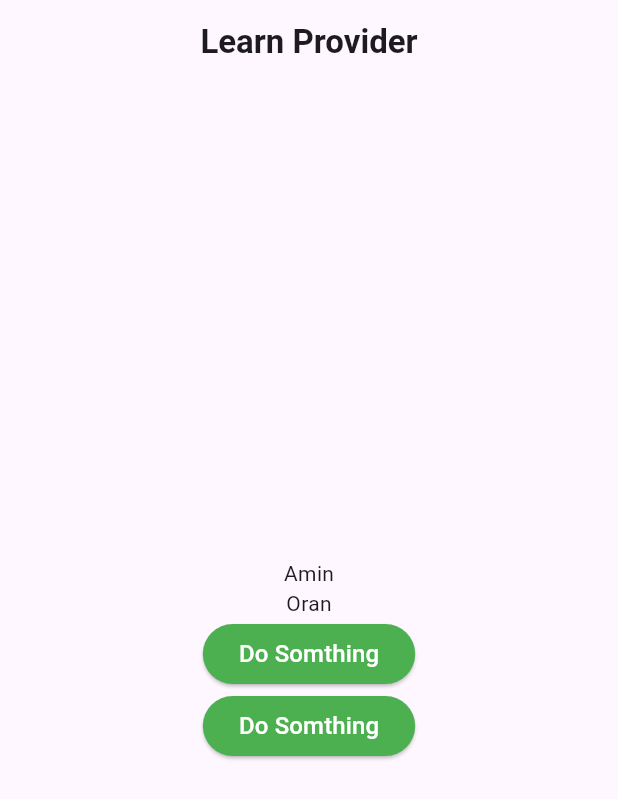
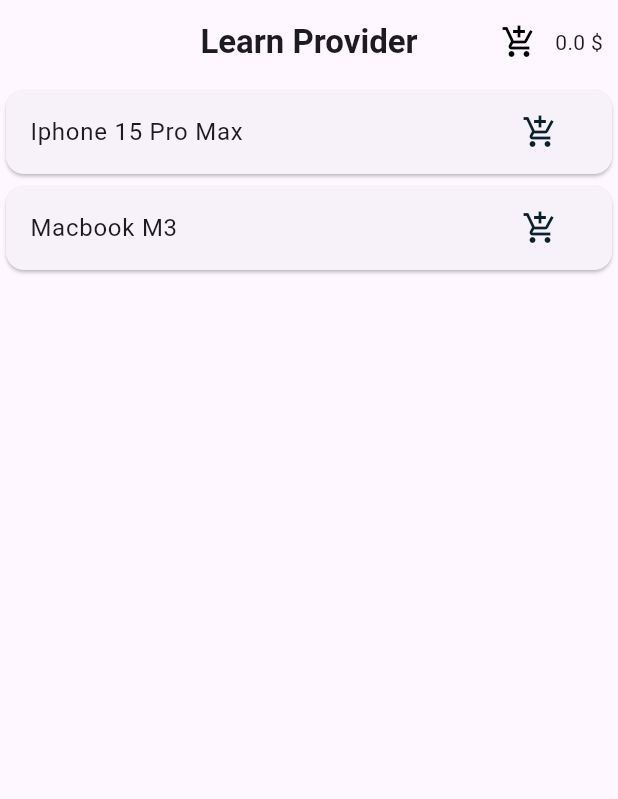
Before and after one commit to medrami-dev/learn_provider, a Flutter app: the screen it shows after launch, on a phone screen of 412 x 824 dp. Shown: the top 799 px of the screen. Run offline on Flutter 3.47's test engine with Material 3 defaults, Android fonts, the phone set to English and light mode, and no system bars.

Commit message:
cart and checkOut Example

```diff
--- /dev/null
+++ b/lib/View/home.dart
@@ -0,0 +1,67 @@
+import 'package:flutter/material.dart';
+import 'package:learn_provider/models/cart.dart';
+import 'package:provider/provider.dart';
+
+import '../models/item.dart';
+
+class HomePage extends StatelessWidget {
+  HomePage({super.key});
+  List<Item> items = [
+    Item(name: 'Iphone 15 Pro Max', price: 1500),
+    Item(name: 'Macbook M3 ', price: 2500),
+  ];
+  @override
+  Widget build(BuildContext context) {
+    return Scaffold(
+        appBar: AppBar(
+          actions: [
+            Padding(
+              padding: const EdgeInsets.only(right: 10),
+              child: Row(
+                children: [
+                  IconButton(
+                      onPressed: () {
+                        Navigator.pushNamed(context, '/checkout');
+                      },
+                      icon: const Icon(
+                        Icons.add_shopping_cart_outlined,
+                        color: Colors.black,
+                      )),
+                  Consumer<Cart>(
+                    builder: (context, cart, child) {
+                      return Text('${cart.totalPrice} \$');
+                    },
+                  ),
+                ],
+              ),
+            ),
+          ],
+          centerTitle: true,
+          title: const Text(
+            "Learn Provider",
+            style: TextStyle(fontWeight: FontWeight.bold),
+          ),
+        ),
+        body: ListView.builder(
+            itemCount: items.length,
+            itemBuilder: (context, index) {
+              return Card(
+                child: Consumer<Cart>(
+                  builder: (context, cart, child) {
+                    return ListTile(
+                      title: Text(items[index].name),
+                      trailing: IconButton(
+                          onPressed: () {
+                            cart.add(items[index]);
+                          },
+                          icon: const Icon(
+                            Icons.add_shopping_cart_outlined,
+                            color: Color.fromARGB(255, 8, 33, 45),
+                          )),
+                    );
+                  },
+                ),
+              );
+            }));
+  }
+}
--- a/lib/View/home_page.dart
+++ /dev/null
@@ -1,90 +0,0 @@
-import 'package:flutter/material.dart';
-import 'package:provider/provider.dart';
-
-class HomePage extends StatelessWidget {
-  const HomePage({super.key});
-
-  @override
-  Widget build(BuildContext context) {
-    return Scaffold(
-        appBar: AppBar(
-          centerTitle: true,
-          title: const Text(
-            "Learn Provider",
-            style: TextStyle(fontWeight: FontWeight.bold),
-          ),
-        ),
-        body: Container(
-          alignment: Alignment.center,
-          child: Column(
-              mainAxisAlignment: MainAxisAlignment.center,
-              crossAxisAlignment: CrossAxisAlignment.center,
-              children: [
-                Selector<Model, String>(
-                    selector: (context, p1) => p1.getshowTwo,
-                    builder: (context, model, child) {
-                      return Text(model);
-                    }),
-                Consumer<ProveOne>(builder: (context, model, child) {
-                  return Text(model.state);
-                }),
-                Consumer<Model>(builder: (context, value, child) {
-                  return ElevatedButton(
-                      onPressed: () {
-                        value.doSomthingTwo();
-                      },
-                      style: const ButtonStyle(
-                          backgroundColor:
-                              MaterialStatePropertyAll(Colors.green)),
-                      child: const Text(
-                        "Do Somthing",
-                        style: TextStyle(color: Colors.white, fontSize: 16),
-                      ));
-                }),
-                Consumer<ProveOne>(builder: (context, value, child) {
-                  return ElevatedButton(
-                      onPressed: () {
-                        value.doSomthingOne();
-                      },
-                      style: const ButtonStyle(
-                          backgroundColor:
-                              MaterialStatePropertyAll(Colors.green)),
-                      child: const Text(
-                        "Do Somthing",
-                        style: TextStyle(color: Colors.white, fontSize: 16),
-                      ));
-                }),
-              ]),
-        ));
-  }
-}
-
-// * This is Model Class
-class Model extends ChangeNotifier {
-  var name1 = 0;
-  var name2 = "Amin";
-
-  get getshowOne => name1;
-  get getshowTwo => name2;
-
-  doSomthingOne() {
-    name1++;
-    notifyListeners();
-  }
-
-  doSomthingTwo() {
-    name2 = "Mohamed 🤍";
-    notifyListeners();
-  }
-}
-
-class ProveOne extends ChangeNotifier {
-  var state = "Oran";
-
-  get getshowOne => state;
-
-  doSomthingOne() {
-    state = "Alger";
-    notifyListeners();
-  }
-}
--- a/lib/main.dart
+++ b/lib/main.dart
@@ -1,5 +1,7 @@
 import 'package:flutter/material.dart';
-import 'package:learn_provider/View/home_page.dart';
+import 'package:learn_provider/View/checkout.dart';
+import 'package:learn_provider/View/home.dart';
+import 'package:learn_provider/models/cart.dart';
 import 'package:provider/provider.dart';
 
 void main() {
@@ -13,15 +15,18 @@ class MainApp extends StatelessWidget {
   Widget build(BuildContext context) {
     return MultiProvider(
       providers: [
-        ChangeNotifierProvider(create: (context) => Model()),
-        ChangeNotifierProvider(create: (context) => ProveOne()),
+        ChangeNotifierProvider(create: (context) => Cart()),
       ],
       child: MaterialApp(
-          debugShowCheckedModeBanner: false,
-          theme: ThemeData(
-            useMaterial3: true,
-          ),
-          home: const HomePage()),
+        routes: {
+          '/': (context) => HomePage(),
+          '/checkout': (context) => const Checkout(),
+        },
+        debugShowCheckedModeBanner: false,
+        theme: ThemeData(
+          useMaterial3: true,
+        ),
+      ),
     );
   }
 }
--- /dev/null
+++ b/lib/models/cart.dart
@@ -0,0 +1,30 @@
+import 'package:flutter/material.dart';
+import '../models/item.dart';
+
+class Cart extends ChangeNotifier {
+  final List<Item> _items = [];
+  double _price = 0;
+  void add(Item item) {
+    _items.add(item);
+    _price += item.price;
+    notifyListeners();
+  }
+
+  int get count {
+    return _items.length;
+  }
+
+  double get totalPrice {
+    return _price;
+  }
+
+  List<Item> get basketitem {
+    return _items;
+  }
+
+  void remove(Item item) {
+    _items.remove(item);
+    _price -= item.price;
+    notifyListeners();
+  }
+}
--- /dev/null
+++ b/lib/models/item.dart
@@ -0,0 +1,5 @@
+class Item {
+   String name;
+  double price;
+  Item({required this.name,required this.price});
+}
```
Also changed, not shown: lib/View/checkout.dart (added, +33 -0 lines), lib/models/model_one.dart (added, +31 -0 lines), lib/View/cart.dart (added).
